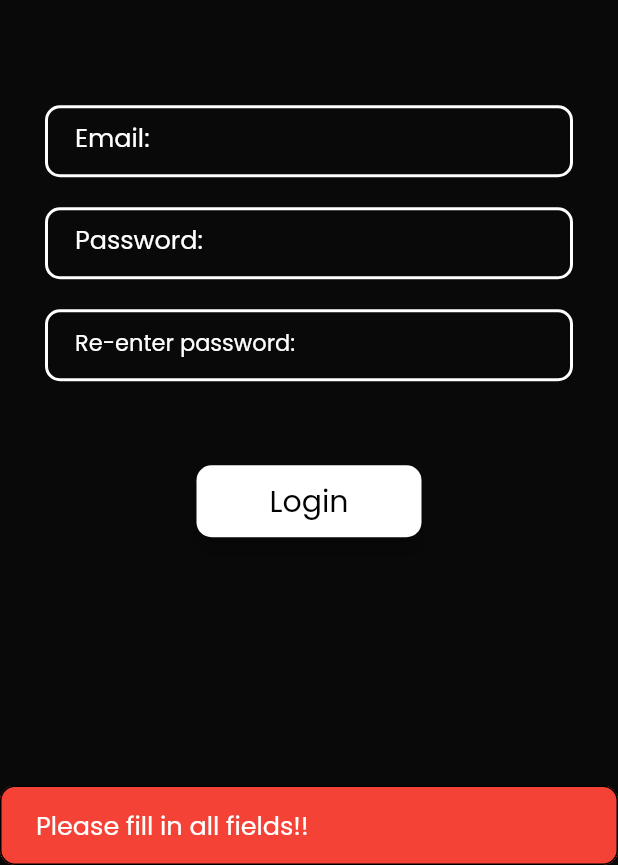
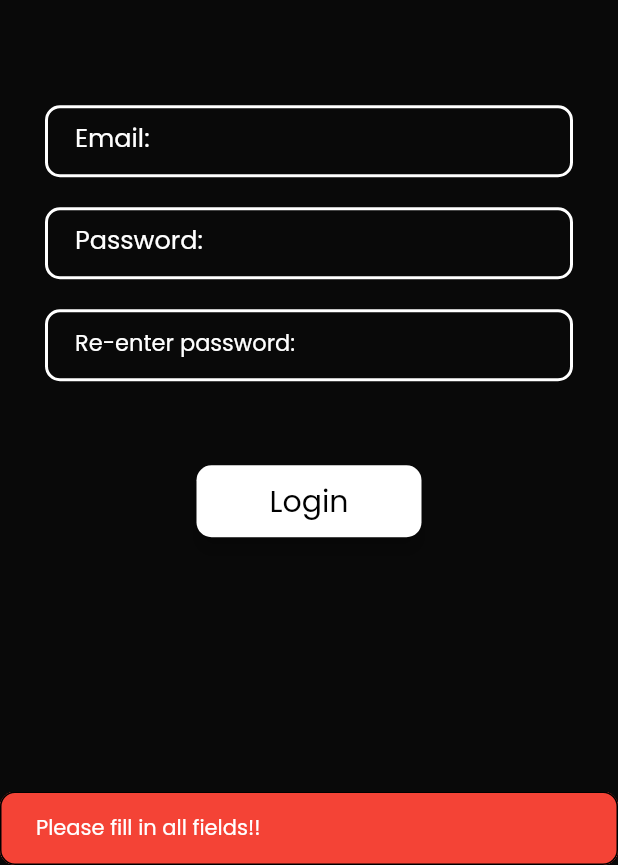
Before and after one commit to GPSxtreme/chatEx, a Flutter app: the regScreen screen opened by its route, after a tap on "Login", on a phone screen of 412 x 824 dp, the part 371-1236 px from its top. Run offline on Flutter 3.47's test engine with Material 2 defaults, Android fonts, the phone set to English and light mode, and no system bars; drawn by our look-alikes of animated_text_kit, auto_size_text; our stand-ins replace firebase_auth, firebase_core, google_fonts, hexcolor, ionicons, modal_progress_hud and 2 more; accounts and stored records are empty.

Commit message:
auth changes in both login and registration screens

```diff
--- a/lib/pages/loginScreen.dart
+++ b/lib/pages/loginScreen.dart
@@ -23,7 +23,7 @@ class _loginScreenState extends State<loginScreen> {
   String email = '';
   bool showLoader = false;
   final _auth = FirebaseAuth.instance;
-  void showSnackBar(String txt,double fontSize){
+  void showSnackBar(String txt){
     ScaffoldMessenger.of(context).showSnackBar(
         SnackBar(
           content: SizedBox(
@@ -141,11 +141,11 @@ class _loginScreenState extends State<loginScreen> {
                                 setState(() {
                                   showLoader = false;
                                 });
-                                showSnackBar(e.message.toString(), 12);
+                                showSnackBar(e.message.toString());
                               }
                           }
                           else{
-                            showSnackBar('Please fill in all fields!!',17);
+                            showSnackBar('Please fill in all fields!!');
                           }
                         },),
                       ],
--- a/lib/pages/registrationScreen.dart
+++ b/lib/pages/registrationScreen.dart
@@ -1,4 +1,5 @@
 import 'package:animated_text_kit/animated_text_kit.dart';
+import 'package:auto_size_text/auto_size_text.dart';
 import 'package:chat_room/pages/loginScreen.dart';
 import 'package:flutter/material.dart';
 import 'package:google_fonts/google_fonts.dart';
@@ -24,23 +25,24 @@ class _regScreenState extends State<regScreen> {
   final _auth = FirebaseAuth.instance;
   bool showLoader = false;
 
-  void showSnackBar(String txt,double fontSize){
+  void showSnackBar(String txt){
     ScaffoldMessenger.of(context).showSnackBar(
         SnackBar(
-          content: Row(
-            children: [
-              Text(txt,style:GoogleFonts.poppins(
+          content: SizedBox(
+            width: MediaQuery.of(context).size.width*0.80,
+            child: AutoSizeText(txt,
+              style:GoogleFonts.poppins(
                 color: Colors.white,
-                fontSize: fontSize,
                 fontWeight: FontWeight.w400,
-              ))
-            ],
+              ),
+              maxLines: 2,
+            ),
           ),
           backgroundColor: Colors.red,
           shape: const OutlineInputBorder(
             borderRadius: BorderRadius.all(Radius.circular(10)),
           ),
-          duration: const Duration(seconds: 2),
+          duration: const Duration(seconds: 4),
         ));
   }
   @override
@@ -152,13 +154,13 @@ class _regScreenState extends State<regScreen> {
                                 setState(() {
                                   showLoader = false;
                                 });
-                                showSnackBar(e.message.toString(), 12);
+                                showSnackBar(e.message.toString());
                               }
                             }else{
-                              showSnackBar('Passwords do not match',17);
+                              showSnackBar('Passwords do not match');
                             }
                           }else{
-                            showSnackBar('Please fill in all fields!!',17);
+                            showSnackBar('Please fill in all fields!!');
                           }
                         },),
                       ],
```
